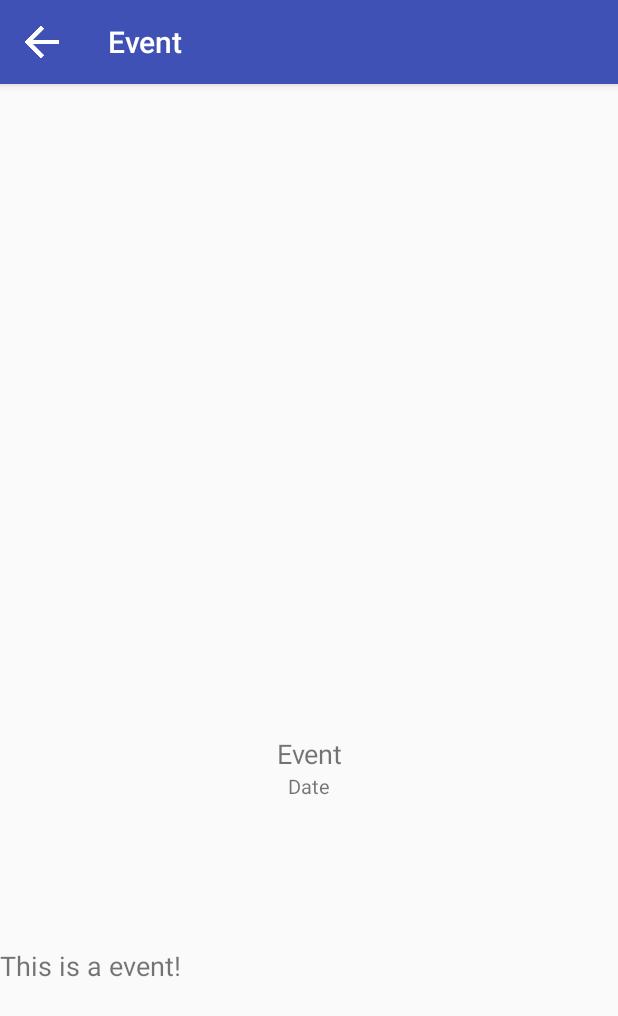
After one commit to ImHouses/PendejiFest, an Android app: the layout activity_event.xml on its own in the app's theme, with its tools: preview values and no code run, on a phone screen of 412 x 824 dp. The commit adds this screen. Shown: the top 1016 px of the screen. Run offline under Robolectric (Android 15) with nearby library versions, the phone set to English and light mode, and no system bars.

```diff
--- a/app/build.gradle
+++ b/app/build.gradle
@@ -37,5 +37,6 @@ dependencies {
     compile 'com.android.support:support-v13:24.2.1'
 
     testCompile 'junit:junit:4.12'
+    testCompile 'org.mockito:mockito-core:1.10.19'
     compile 'com.google.android.gms:play-services-appindexing:8.4.0'
 }
--- a/app/src/main/AndroidManifest.xml
+++ b/app/src/main/AndroidManifest.xml
@@ -1,7 +1,7 @@
 <?xml version="1.0" encoding="utf-8"?>
 <manifest xmlns:android="http://schemas.android.com/apk/res/android"
     package="mx.unam.ciencias.jcasas.pendejifest">
-
+    <uses-permission android:name="android.permission.INTERNET" />
     <application
         android:allowBackup="true"
         android:icon="@drawable/icon"
@@ -24,7 +24,8 @@
             android:name="com.google.android.gms.version"
             android:value="@integer/google_play_services_version" />
 
-        <activity android:name=".SettingsActivity"></activity>
+        <activity android:name=".SettingsActivity" />
+        <activity android:name=".EventActivity"></activity>
     </application>
 
 </manifest>
--- a/app/src/main/java/mx/unam/ciencias/jcasas/pendejifest/MainActivity.java
+++ b/app/src/main/java/mx/unam/ciencias/jcasas/pendejifest/MainActivity.java
@@ -85,6 +85,9 @@ public class MainActivity extends AppCompatActivity
         } else if (id == R.id.nav_settings) {
             Intent i = new Intent(this,SettingsActivity.class);
             startActivity(i);
+        } else if (id == R.id.nav_events) {
+            Intent i = new Intent(this,EventActivity.class);
+            startActivity(i);
         }
         DrawerLayout drawer = (DrawerLayout) findViewById(R.id.drawer_layout);
         drawer.closeDrawer(GravityCompat.START);
--- /dev/null
+++ b/app/src/main/res/layout/activity_event.xml
@@ -0,0 +1,59 @@
+<?xml version="1.0" encoding="utf-8"?>
+<RelativeLayout xmlns:android="http://schemas.android.com/apk/res/android"
+    xmlns:tools="http://schemas.android.com/tools"
+    xmlns:app="http://schemas.android.com/apk/res-auto"
+    android:id="@+id/activity_event"
+    android:layout_width="match_parent"
+    android:layout_height="match_parent"
+    android:paddingBottom="@dimen/activity_vertical_margin"
+    tools:context="mx.unam.ciencias.jcasas.pendejifest.EventActivity">
+
+    <android.support.design.widget.AppBarLayout
+        android:layout_width="match_parent"
+        android:layout_height="wrap_content"
+        >
+
+        <android.support.v7.widget.Toolbar
+            android:id="@+id/toolbar_event"
+            android:layout_width="match_parent"
+            android:layout_height="?attr/actionBarSize"
+            android:background="?attr/colorPrimary"
+            app:navigationIcon="@drawable/ic_action_arrow_left"
+            app:titleTextColor="#FFFFFF"
+            app:title="@string/event_bar"
+            />
+    </android.support.design.widget.AppBarLayout>
+
+    <TextView
+        android:text="@string/event_description"
+        android:textSize="@dimen/app_text"
+        android:layout_width="match_parent"
+        android:layout_height="wrap_content"
+        android:id="@+id/textViewDescription"
+        android:layout_alignParentBottom="true"
+        android:layout_centerHorizontal="true"
+        android:layout_marginBottom="152dp" />
+
+    <TextView
+        android:text="@string/event_date"
+        android:textSize="@dimen/date"
+        android:layout_width="match_parent"
+        android:layout_height="wrap_content"
+        android:textAlignment="center"
+        android:id="@+id/textViewDate"
+        android:layout_above="@+id/textViewDescription"
+        android:layout_alignParentLeft="true"
+        android:layout_alignParentStart="true"
+        android:layout_marginBottom="98dp" />
+
+    <TextView
+        android:text="@string/event_name"
+        android:layout_width="wrap_content"
+        android:layout_height="wrap_content"
+        android:textAlignment="center"
+        android:id="@+id/textViewEventName"
+        android:textSize="@dimen/app_text"
+        android:layout_above="@+id/textViewDate"
+        android:layout_centerHorizontal="true" />
+
+</RelativeLayout>
--- a/app/src/main/res/values/dimens.xml
+++ b/app/src/main/res/values/dimens.xml
@@ -7,4 +7,6 @@
     <dimen name="drawer_header_height">155dp</dimen>
     <dimen name="about_text_size">20dp</dimen>
     <dimen name="toolbar_elevation">4dp</dimen>
+    <dimen name="app_text">18dp</dimen>
+    <dimen name="date">13dp</dimen>
 </resources>
--- a/app/src/main/res/values/strings.xml
+++ b/app/src/main/res/values/strings.xml
@@ -9,4 +9,8 @@
     <string name="open_navigation">Open navigation drawer</string>
     <string name="close_navigation">Close navigation drawer</string>
     <string name="settings_nav">Settings</string>
+    <string name="event_bar">Event</string>
+    <string name="event_name">Event</string>
+    <string name="event_date">Date</string>
+    <string name="event_description">This is a event!</string>
 </resources>
```
Also changed, not shown: app/src/main/java/mx/unam/ciencias/jcasas/party/Event.java (+41 -2 lines), app/src/main/java/mx/unam/ciencias/jcasas/party/EventParser.java (+28 -29 lines), app/src/main/java/mx/unam/ciencias/jcasas/party/Guest.java (+67 -3 lines).
